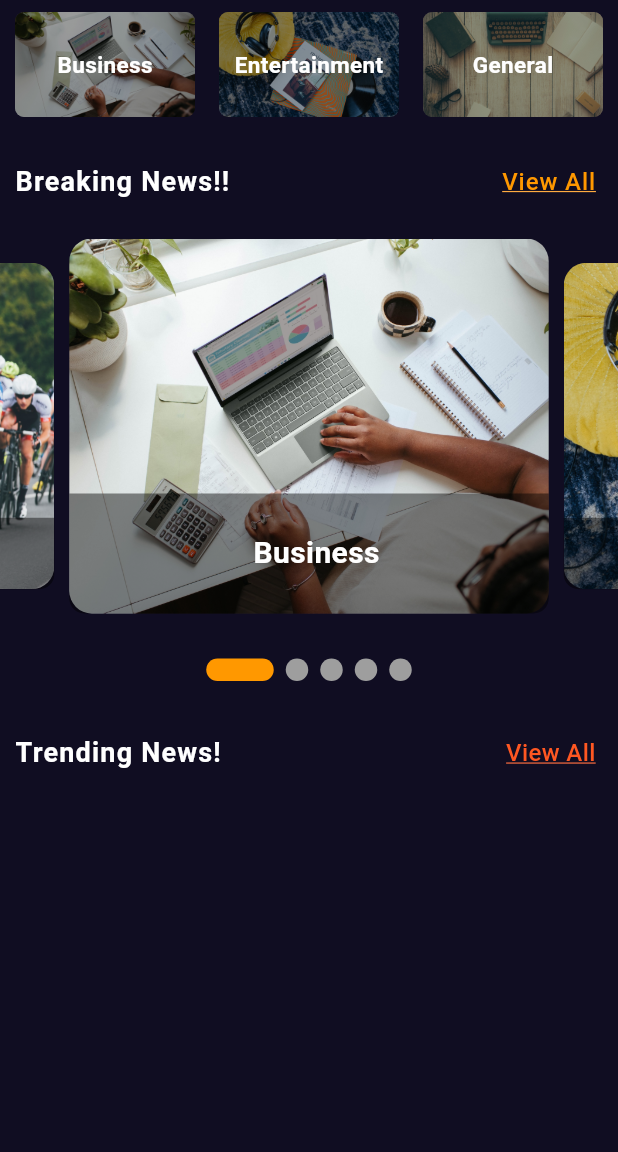
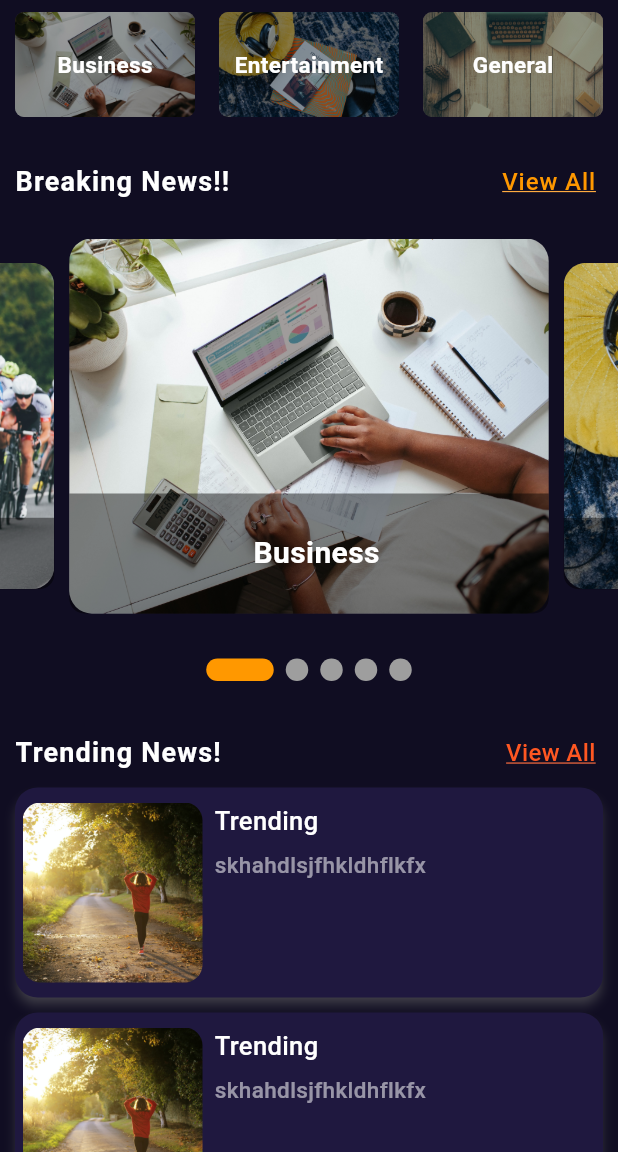
Before and after one commit to stp2003/Samachaar, a Flutter app: the screen it shows after launch, on a phone screen of 412 x 824 dp, the part 84-1236 px from its top. Run offline on Flutter 3.47's test engine with Material 3 defaults, Android fonts, the phone set to English and light mode, and no system bars; drawn by our look-alikes of carousel_slider, smooth_page_indicator.

Commit message:
trending news section made

```diff
--- a/lib/constant/colors.dart
+++ b/lib/constant/colors.dart
@@ -1,5 +1,5 @@
 import 'package:flutter/material.dart';
 
 const bgColor = Color.fromRGBO(16, 13, 34, 1);
-const cardColor = Color.fromRGBO(36, 32, 86, 1.0);
+const cardColor = Color.fromRGBO(31, 24, 63, 1.0);
 const appBarColor = Color.fromRGBO(26, 19, 39, 1.0);
--- a/lib/screens/home_screen.dart
+++ b/lib/screens/home_screen.dart
@@ -6,6 +6,7 @@ import 'package:samachaar/services/slider_data.dart';
 import 'package:samachaar/widgets/app_bar.dart';
 import 'package:samachaar/widgets/build_image.dart';
 import 'package:samachaar/widgets/build_indicator.dart';
+import 'package:samachaar/widgets/trending_news.dart';
 
 import '../model/category_model.dart';
 import '../widgets/category_tile.dart';
@@ -154,6 +155,16 @@ class _HomeScreenState extends State<HomeScreen> {
                 ),
               ),
               const SizedBox(height: 10.0),
+              const TrendingNews(
+                  imageUrl: 'assets/health.jpg',
+                  title: 'Trending',
+                  desc: 'skhahdlsjfhkldhflkfx',
+                  url: 'dklh'),
+              const TrendingNews(
+                  imageUrl: 'assets/health.jpg',
+                  title: 'Trending',
+                  desc: 'skhahdlsjfhkldhflkfx',
+                  url: 'dklh'),
             ],
           ),
         ),
--- /dev/null
+++ b/lib/widgets/trending_news.dart
@@ -0,0 +1,81 @@
+import 'package:flutter/material.dart';
+import 'package:samachaar/constant/colors.dart';
+
+class TrendingNews extends StatelessWidget {
+  final String imageUrl, title, desc, url;
+
+  const TrendingNews({
+    super.key,
+    required this.imageUrl,
+    required this.title,
+    required this.desc,
+    required this.url,
+  });
+
+  @override
+  Widget build(BuildContext context) {
+    return GestureDetector(
+      onTap: () {},
+      child: Container(
+        margin: const EdgeInsets.only(bottom: 10.0),
+        child: Padding(
+          padding: const EdgeInsets.symmetric(horizontal: 10.0),
+          child: Material(
+            elevation: 3.0,
+            shadowColor: Colors.grey,
+            color: cardColor,
+            borderRadius: BorderRadius.circular(15),
+            child: Padding(
+              padding:
+                  const EdgeInsets.symmetric(vertical: 10.0, horizontal: 5.0),
+              child: Row(
+                crossAxisAlignment: CrossAxisAlignment.start,
+                children: [
+                  ClipRRect(
+                    borderRadius: BorderRadius.circular(12),
+                    child: Image.asset(
+                      imageUrl,
+                      height: 120,
+                      width: 120,
+                      fit: BoxFit.cover,
+                    ),
+                  ),
+                  const SizedBox(width: 8.0),
+                  Column(
+                    children: [
+                      SizedBox(
+                        width: MediaQuery.of(context).size.width / 1.7,
+                        child: Text(
+                          title,
+                          maxLines: 2,
+                          style: const TextStyle(
+                            color: Colors.white,
+                            fontWeight: FontWeight.w500,
+                            fontSize: 17.0,
+                          ),
+                        ),
+                      ),
+                      const SizedBox(height: 7.0),
+                      SizedBox(
+                        width: MediaQuery.of(context).size.width / 1.7,
+                        child: Text(
+                          desc,
+                          maxLines: 3,
+                          style: const TextStyle(
+                            color: Colors.white54,
+                            fontWeight: FontWeight.w500,
+                            fontSize: 15.0,
+                          ),
+                        ),
+                      ),
+                    ],
+                  ),
+                ],
+              ),
+            ),
+          ),
+        ),
+      ),
+    );
+  }
+}
```
